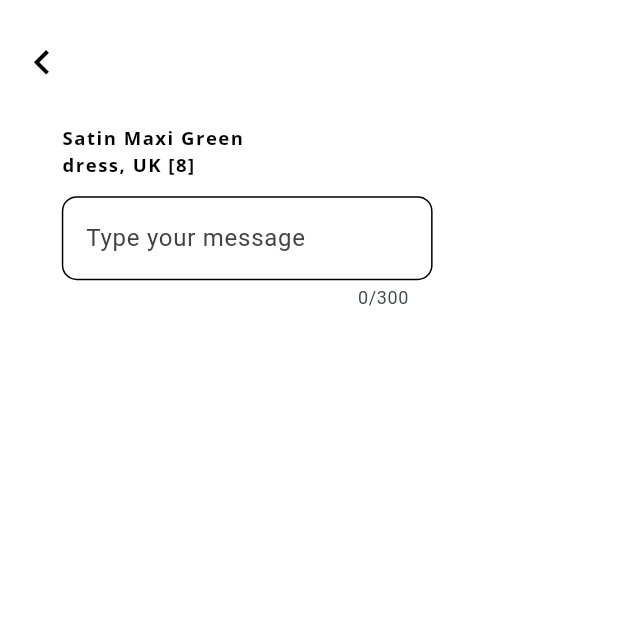
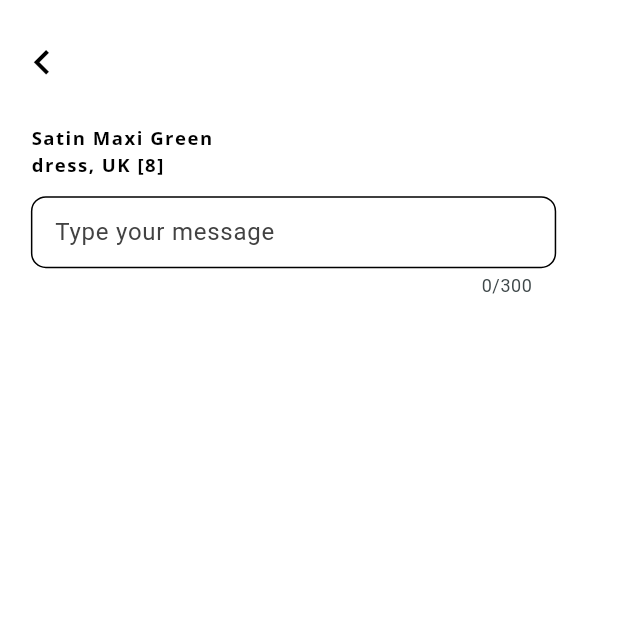
Before and after one commit to chris-bluemoon/revivals2, a Flutter app: the UserPage screen opened directly with sample values from the repository, on a phone screen of 412 x 824 dp, the top half of it. Run offline on Flutter 3.47's test engine with Material 3 defaults, Android fonts, the phone set to English and light mode, and no system bars; our stand-ins replace accordion, carousel_slider, cloud_firestore, dots_indicator, firebase_auth, firebase_core and 9 more; missing offline and left inert: booking_calendar, flutter_date_range_picker, flutter_share, mailer, password_strength_checker, pluralize; accounts and stored records are empty.

Commit message:
textinput for message styling

```diff
--- a/lib/shared/message_to_owner.dart
+++ b/lib/shared/message_to_owner.dart
@@ -59,7 +59,7 @@ class _UserPageState extends State<UserPage> {
       ),),
       body: SingleChildScrollView(
         child: Padding(
-          padding: EdgeInsets.fromLTRB(width * 0.1, 0, width * 0.1, 0),
+          padding: EdgeInsets.fromLTRB(width * 0.05, 0, width * 0.05, 0),
           child: Column(
             crossAxisAlignment: CrossAxisAlignment.start,
             children: [
@@ -70,7 +70,8 @@ class _UserPageState extends State<UserPage> {
               crossAxisAlignment: CrossAxisAlignment.start,
               children: [
                 ConstrainedBox(
-                  constraints: BoxConstraints(minWidth: width * 0.6, maxWidth: width * 0.6),
+                  constraints: (showSendButton) ? BoxConstraints(minWidth: width * 0.75, maxWidth: width * 0.75)
+                    : BoxConstraints(minWidth: width * 0.85, maxWidth: width * 0.85),
                   child: TextField(
                     keyboardType: TextInputType.multiline,
                     maxLines: null,
@@ -80,6 +81,8 @@ class _UserPageState extends State<UserPage> {
                       checkContents(text);
                     },
                     decoration: InputDecoration(
+                      // contentPadding: EdgeInsets.all(0),
+                      isDense: true,
                       focusedBorder: OutlineInputBorder(
                         borderSide: const BorderSide(color: Colors.black),
                         borderRadius: BorderRadius.circular(10.0),
@@ -99,6 +102,7 @@ class _UserPageState extends State<UserPage> {
                     ),
                   ),
                 ),
+                SizedBox(width: width * 0.002),
                 if (showSendButton) IconButton(
               onPressed: () {
                 String author = Provider.of<ItemStore>(context, listen: false).renter.name;
@@ -111,7 +115,7 @@ class _UserPageState extends State<UserPage> {
                 Provider.of<ItemStore>(context, listen: false).addMessage(message);
                 Navigator.of(context).pop();
               },
-              icon: const Icon(Icons.arrow_circle_up_outlined)
+              icon: Icon(Icons.send, color: Colors.lightGreen, size: width * 0.07)
             )
               ],
             ),
```
